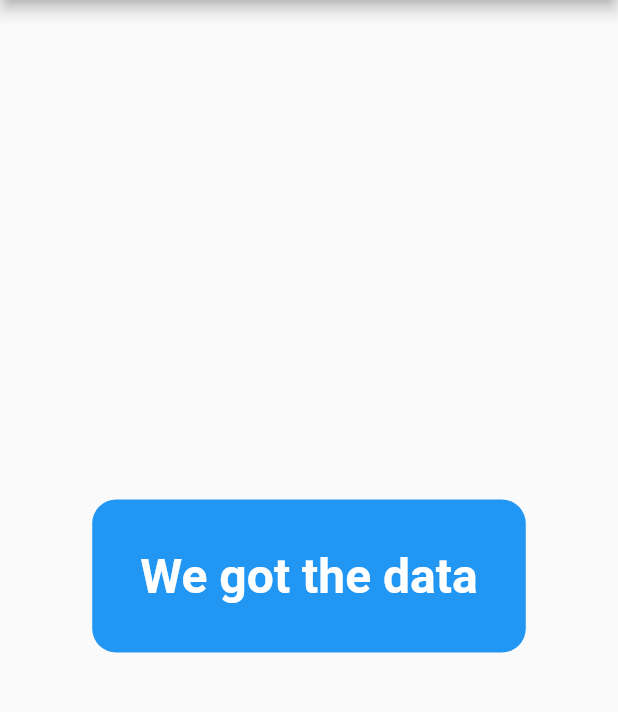
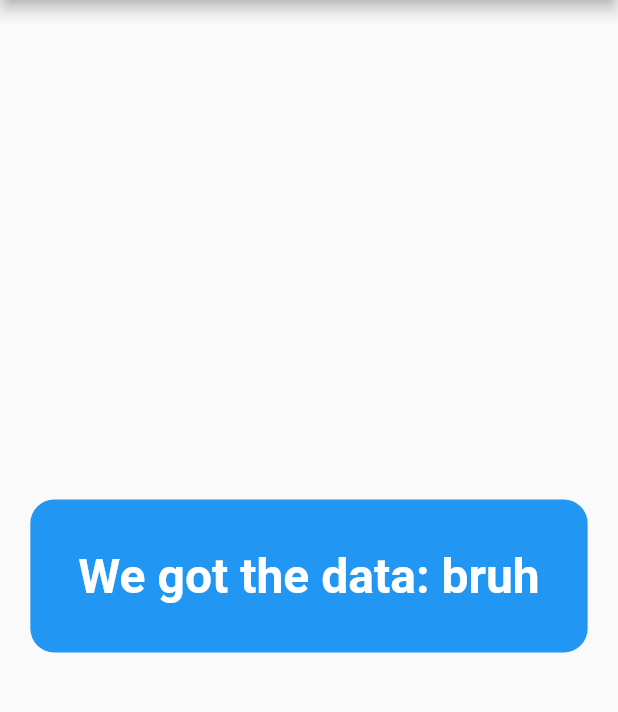
Before and after one commit to Emil1483/error_handling, a Flutter app: the screen it shows after launch, after a tap on the "check" icon, on a phone screen of 412 x 824 dp, the part 84-796 px from its top. Run offline on Flutter 3.47's test engine with Material 2 defaults, Android fonts, the phone set to English and light mode, and no system bars; our stand-ins replace dartz.

Commit message:
add example4

```diff
--- /dev/null
+++ b/lib/example4.dart
@@ -0,0 +1,60 @@
+import 'package:flutter/material.dart';
+
+import 'package:error_handling/error_handler.dart';
+import 'package:error_handling/some_repo.dart';
+
+class Example4 extends StatefulWidget {
+  @override
+  _Example4State createState() => _Example4State();
+}
+
+class _Example4State extends State<Example4> {
+  final _scaffoldKey = GlobalKey<ScaffoldState>();
+  final _someRepo = SomeRepo();
+  String? _data;
+
+  void _someAction() async {
+    await _someRepo.getData3.run(
+      'bruh',
+      onFailure: (failure) => ErrorHandler.showErrorSheet(_scaffoldKey.currentState!, failure),
+      onSuccess: (data) => setState(() => _data = data),
+    );
+  }
+
+  @override
+  Widget build(BuildContext context) {
+    return Scaffold(
+      key: _scaffoldKey,
+      appBar: AppBar(
+        title: Text('test1'),
+      ),
+      body: Center(
+        child: Material(
+          color: Colors.blue,
+          borderRadius: BorderRadius.circular(16.0),
+          child: InkWell(
+            borderRadius: BorderRadius.circular(16.0),
+            onTap: _someAction,
+            child: Padding(
+              padding: EdgeInsets.all(32.0),
+              child: _data != null
+                  ? Text(
+                      _data!,
+                      style: TextStyle(
+                        color: Colors.white,
+                        fontSize: 32.0,
+                        fontWeight: FontWeight.bold,
+                      ),
+                    )
+                  : Icon(
+                      Icons.check,
+                      color: Colors.white,
+                      size: 64.0,
+                    ),
+            ),
+          ),
+        ),
+      ),
+    );
+  }
+}
--- a/lib/main.dart
+++ b/lib/main.dart
@@ -1,4 +1,4 @@
-import 'package:error_handling/example3.dart';
+import 'package:error_handling/example4.dart';
 import 'package:flutter/material.dart';
 
 void main() {
@@ -13,7 +13,7 @@ class MyApp extends StatelessWidget {
       theme: ThemeData(
         primarySwatch: Colors.blue,
       ),
-      home: Example3(),
+      home: Example4(),
     );
   }
 }
--- a/lib/some_repo.dart
+++ b/lib/some_repo.dart
@@ -1,13 +1,55 @@
+import 'dart:async';
 import 'dart:math';
 
 import 'package:error_handling/error_handler.dart';
 
 class SomeRepo {
   Future<String> getData() async {
-    // return await ErrorHandler.catchCommonErrors(() async {
     await Future.delayed(Duration(seconds: 1));
-    if (Random().nextDouble() > 0.5) throw Failure('Norway is Better than Germany!');
+    if (Random().nextDouble() > 0.5) throw Failure('Goddamn you');
     return 'We got the data';
-    // });
+  }
+
+  final getData2 = MustHandleErrors1<String>(() async {
+    await Future.delayed(Duration(seconds: 1));
+    if (Random().nextDouble() > 0.5) throw Failure('Fuck you');
+    return 'We got the data';
+  });
+
+  final getData3 = MustHandleErrors2<String, String>((text) async {
+    await Future.delayed(Duration(seconds: 1));
+    if (Random().nextDouble() > 0.5) throw Failure('Damn you');
+    return 'We got the data: $text';
+  });
+}
+
+abstract class MustHandleErrors<T> {
+  final Function function;
+
+  MustHandleErrors(this.function);
+}
+
+class MustHandleErrors1<T> extends MustHandleErrors<T> {
+  MustHandleErrors1(FutureOr<T> Function() f) : super(f);
+
+  Future<void> run({required Function(Failure) onFailure, required Function(T) onSuccess}) async {
+    return await ErrorHandler.handleErrors<T>(
+      run: () async => await function(),
+      onFailure: onFailure,
+      onSuccess: onSuccess,
+    );
   }
 }
+
+class MustHandleErrors2<T, A> extends MustHandleErrors<T> {
+  MustHandleErrors2(FutureOr<T> Function(A) f) : super(f);
+
+  Future<void> run(A x,
+      {required Function(Failure) onFailure, required Function(T) onSuccess}) async {
+    return await ErrorHandler.handleErrors<T>(
+      run: () async => await function(x),
+      onFailure: onFailure,
+      onSuccess: onSuccess,
+    );
+  }
+}
```
